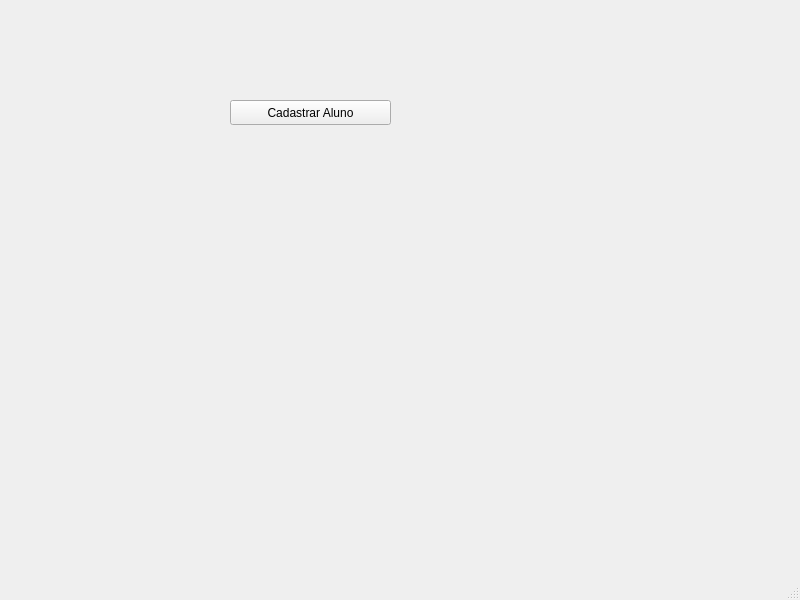
First picture: the form in projeto_2/controle_almoxarifado/mainwindow.ui, repository Thgm01/CCP140-Orientacao-a-Objetos, before the edit.
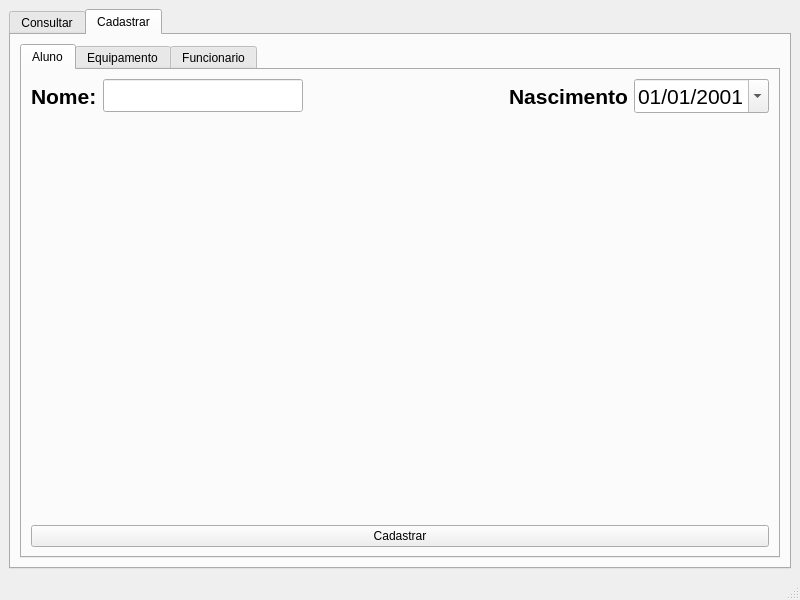
Second picture: the form after the edit.

What changed in the file:
```diff
--- a/projeto_2/controle_almoxarifado/mainwindow.ui
+++ b/projeto_2/controle_almoxarifado/mainwindow.ui
@@ -14,19 +14,184 @@
    <string>MainWindow</string>
   </property>
   <widget class="QWidget" name="centralwidget">
-   <widget class="QPushButton" name="btnCadastrarAluno">
-    <property name="geometry">
-     <rect>
-      <x>230</x>
-      <y>100</y>
-      <width>161</width>
-      <height>25</height>
-     </rect>
-    </property>
-    <property name="text">
-     <string>Cadastrar Aluno</string>
-    </property>
-   </widget>
+   <layout class="QGridLayout" name="gridLayout">
+    <item row="0" column="0">
+     <widget class="QTabWidget" name="tabWidget">
+      <property name="currentIndex">
+       <number>1</number>
+      </property>
+      <widget class="QWidget" name="tab">
+       <attribute name="title">
+        <string>Consultar</string>
+       </attribute>
+       <layout class="QGridLayout" name="gridLayout_2">
+        <item row="0" column="0">
+         <widget class="QTabWidget" name="tabWidget_2">
+          <property name="currentIndex">
+           <number>0</number>
+          </property>
+          <widget class="QWidget" name="tab_3">
+           <attribute name="title">
+            <string>Aluno</string>
+           </attribute>
+          </widget>
+          <widget class="QWidget" name="tab_4">
+           <attribute name="title">
+            <string>Equipamento</string>
+           </attribute>
+          </widget>
+          <widget class="QWidget" name="tab_5">
+           <attribute name="title">
+            <string>Funcionario</string>
+           </attribute>
+          </widget>
+         </widget>
+        </item>
+       </layout>
+      </widget>
+      <widget class="QWidget" name="tab_2">
+       <attribute name="title">
+        <string>Cadastrar</string>
+       </attribute>
+       <layout class="QGridLayout" name="gridLayout_3">
+        <item row="0" column="0">
+         <widget class="QTabWidget" name="tabWidget_3">
+          <property name="currentIndex">
+           <number>0</number>
+          </property>
+          <widget class="QWidget" name="tab_6">
+           <attribute name="title">
+            <string>Aluno</string>
+           </attribute>
+           <layout class="QGridLayout" name="gridLayout_4">
+            <item row="0" column="0">
+             <layout class="QHBoxLayout" name="horizontalLayout">
+              <item>
+               <widget class="QLabel" name="label">
+                <property name="font">
+                 <font>
+                  <pointsize>16</pointsize>
+                  <weight>75</weight>
+                  <bold>true</bold>
+                 </font>
+                </property>
+                <property name="text">
+                 <string>Nome:</string>
+                </property>
+               </widget>
+              </item>
+              <item>
+               <widget class="QLineEdit" name="lneNomeCadastro">
+                <property name="font">
+                 <font>
+                  <pointsize>16</pointsize>
+                 </font>
+                </property>
+               </widget>
+              </item>
+              <item>
+               <spacer name="horizontalSpacer">
+                <property name="orientation">
+                 <enum>Qt::Horizontal</enum>
+                </property>
+                <property name="sizeHint" stdset="0">
+                 <size>
+                  <width>40</width>
+                  <height>20</height>
+                 </size>
+                </property>
+               </spacer>
+              </item>
+              <item>
+               <widget class="QLabel" name="label_2">
+                <property name="font">
+                 <font>
+                  <pointsize>16</pointsize>
+                  <weight>75</weight>
+                  <bold>true</bold>
+                 </font>
+                </property>
+                <property name="text">
+                 <string>Nascimento</string>
+                </property>
+               </widget>
+              </item>
+              <item>
+               <widget class="QDateEdit" name="dateEdit">
+                <property name="font">
+                 <font>
+                  <pointsize>16</pointsize>
+                 </font>
+                </property>
+                <property name="minimumTime">
+                 <time>
+                  <hour>0</hour>
+                  <minute>0</minute>
+                  <second>0</second>
+                 </time>
+                </property>
+                <property name="displayFormat">
+                 <string>dd/MM/yyyy</string>
+                </property>
+                <property name="calendarPopup">
+                 <bool>true</bool>
+                </property>
+                <property name="currentSectionIndex">
+                 <number>0</number>
+                </property>
+                <property name="timeSpec">
+                 <enum>Qt::LocalTime</enum>
+                </property>
+                <property name="date">
+                 <date>
+                  <year>2001</year>
+                  <month>1</month>
+                  <day>1</day>
+                 </date>
+                </property>
+               </widget>
+              </item>
+             </layout>
+            </item>
+            <item row="1" column="0">
+             <spacer name="verticalSpacer">
+              <property name="orientation">
+               <enum>Qt::Vertical</enum>
+              </property>
+              <property name="sizeHint" stdset="0">
+               <size>
+                <width>20</width>
+                <height>40</height>
+               </size>
+              </property>
+             </spacer>
+            </item>
+            <item row="2" column="0">
+             <widget class="QPushButton" name="btnCadastrarAluno">
+              <property name="text">
+               <string>Cadastrar</string>
+              </property>
+             </widget>
+            </item>
+           </layout>
+          </widget>
+          <widget class="QWidget" name="tab_7">
+           <attribute name="title">
+            <string>Equipamento</string>
+           </attribute>
+          </widget>
+          <widget class="QWidget" name="tab_8">
+           <attribute name="title">
+            <string>Funcionario</string>
+           </attribute>
+          </widget>
+         </widget>
+        </item>
+       </layout>
+      </widget>
+     </widget>
+    </item>
+   </layout>
   </widget>
   <widget class="QMenuBar" name="menubar">
    <property name="geometry">
```
